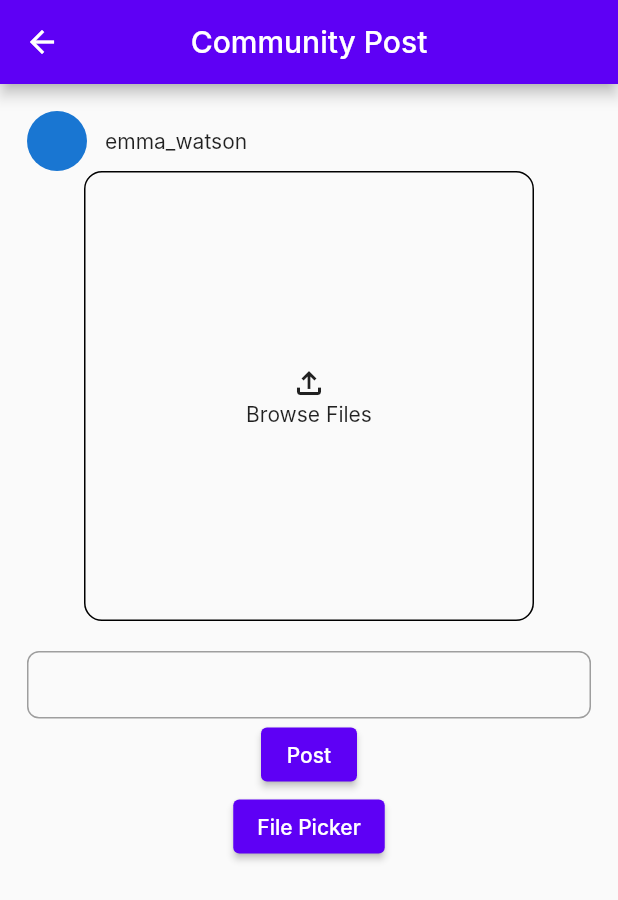
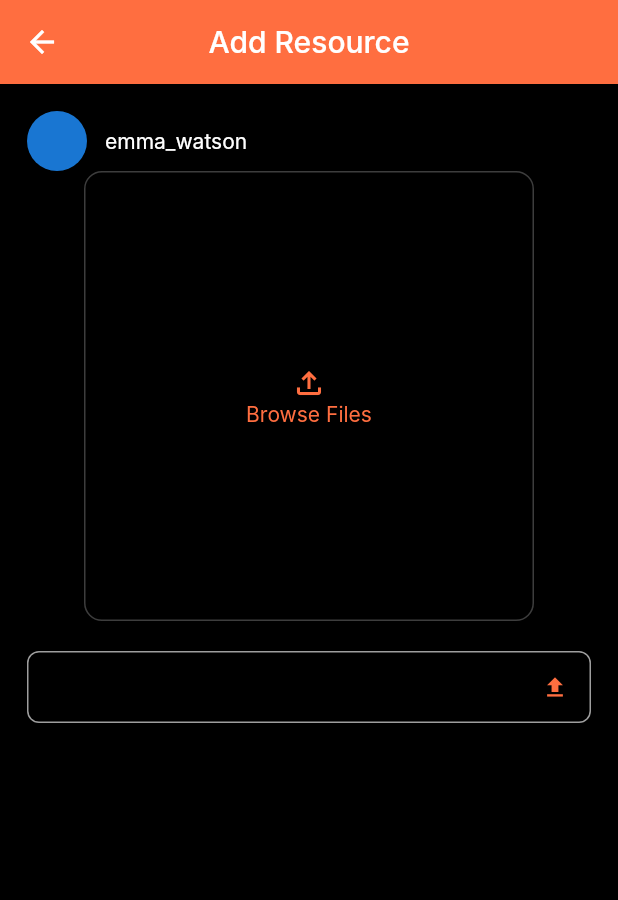
Before and after one commit to abhishek09827/farm_financer, a Flutter app: the CreatePostScreen screen opened directly, on a phone screen of 412 x 824 dp. Shown: the top 900 px of the screen. Run offline on Flutter 3.47's test engine with Material 2 defaults, Android fonts, the phone set to English and light mode, and no system bars; our stand-ins replace cloud_firestore, dotted_border, file_picker, firebase_auth, firebase_core, firebase_storage and 6 more; accounts and stored records are empty; Roboto replaces fonts that are missing (Inter).

Commit message:
added UI/color changes

```diff
--- a/lib/screens/create_post.dart
+++ b/lib/screens/create_post.dart
@@ -1,5 +1,6 @@
 import 'dart:io';
 import 'package:farm_financer/screens/resources.dart';
+import 'package:farm_financer/util/constants.dart';
 import 'package:file_picker/file_picker.dart';
 import 'package:farm_financer/controllers/post_controller.dart';
 import 'package:farm_financer/models/post.dart';
@@ -34,8 +35,10 @@ class _CreatePostScreenState extends State<CreatePostScreen> {
   @override
   Widget build(BuildContext context) {
     return Scaffold(
+      backgroundColor: AppColor.black,
       appBar: AppBar(
-        title: Text("Community Post"),
+        backgroundColor: AppColor.deepOrangeAccent,
+        title: Text("Add Resource"),
         centerTitle: true,
       ),
       body: Center(
@@ -44,7 +47,16 @@ class _CreatePostScreenState extends State<CreatePostScreen> {
           child: Column(
             children: [
               Row(
-                children: [CircleAvatar(),SizedBox(width: 12,), Text("emma_watson")],
+                children: [
+                  CircleAvatar(),
+                  SizedBox(
+                    width: 12,
+                  ),
+                  Text(
+                    "emma_watson",
+                    style: TextStyle(color: AppColor.white),
+                  )
+                ],
               ),
               GestureDetector(
                 onTap: () async {
@@ -71,12 +83,15 @@ class _CreatePostScreenState extends State<CreatePostScreen> {
                       : Column(
                           mainAxisAlignment: MainAxisAlignment.center,
                           children: [
-                              Icon(Icons.file_upload_outlined),
-                              Text("Browse Files")
+                              Icon(Icons.file_upload_outlined,color: AppColor.deepOrangeAccent,),
+                              Text(
+                                "Browse Files",
+                                style: TextStyle(color: AppColor.deepOrangeAccent),
+                              )
                             ]),
                   decoration: BoxDecoration(
                       // color: Colors.grey[300],
-                      border: Border.all(color: Colors.black, width: 1),
+                      border: Border.all(color: Colors.white24, width: 1),
                       borderRadius: BorderRadius.circular(12)),
                 ),
               ),
@@ -90,6 +105,79 @@ class _CreatePostScreenState extends State<CreatePostScreen> {
                   cursorColor: Colors.black,
                   decoration: InputDecoration(
                     fillColor: Colors.black,
+                    suffixIcon: result != null
+                        ? IconButton(
+                            onPressed: () async {
+                              print("sfdfdf");
+                              String? imageURL1 =
+                                  await PostController().uploadFile(image);
+                              if (imageURL1 == null) {
+                                print("could not upload image ");
+                                return;
+                              }
+                              print("sfdfdf");
+
+                              print("sfdfdf");
+                              List<String> docLinks = [];
+                              for (var element in result!.files) {
+                                print(element.name);
+
+                                String? imageURL = await PostController()
+                                    .uploadDocuments(element);
+                                if (imageURL == null) {
+                                  print("could not upload image ");
+                                  return;
+                                }
+                                docLinks.add(imageURL);
+                              }
+                              print("sfdfdf");
+                              CommunityPost post = CommunityPost(
+                                  userID: users!.uid!,
+                                  photoUrl: imageURL1,
+                                  files: docLinks,
+                                  caption: captionController.text,
+                                  dateTime: DateTime.now(),
+                                  likes: 0);
+                              bool posted =
+                                  await PostController().addPost(users, post);
+                              if (posted) {
+                                print("POsted");
+                                Navigator.pushReplacement(
+                                  context,
+                                  MaterialPageRoute(
+                                      builder: (context) => ResourcesPage()),
+                                );
+                              } else
+                                print("try ahain");
+                            },
+                            icon: Icon(
+                              Icons.send,
+                              color: AppColor.deepOrangeAccent,
+                            ))
+                        : IconButton(
+                            onPressed: () async {
+                              final allFiles = await FilePicker.platform
+                                  .pickFiles(
+                                      type: FileType.custom,
+                                      allowedExtensions: ['pdf', 'docx'],
+                                      allowMultiple: true);
+                              setState(() {
+                                result = allFiles;
+                              });
+                              if (result == null) {
+                                print("No file selected");
+                              } else {
+                                for (var element in result!.files) {
+                                  print(element.name);
+
+                                  // PostController().uploadDocuments(element);
+                                }
+                              }
+                            },
+                            icon: Icon(
+                              Icons.upload,
+                              color: AppColor.deepOrangeAccent,
+                            )),
                     enabledBorder: OutlineInputBorder(
                       borderRadius: BorderRadius.circular(8.0),
                       borderSide: BorderSide(
@@ -135,80 +223,61 @@ class _CreatePostScreenState extends State<CreatePostScreen> {
                     isDense: true,
                   ),
                   style: TextStyle(
-                      color: Colors.black,
+                      color: AppColor.white,
                       fontWeight: FontWeight.w700,
                       fontSize: 14)),
-              ElevatedButton(
-                  onPressed: () async {
-                    print("sfdfdf");
-                    String? imageURL1 =
-                        await PostController().uploadFile(image);
-                    if (imageURL1 == null) {
-                      print("could not upload image ");
-                      return;
-                    }
-                    print("sfdfdf");
+              // ElevatedButton(
+              //     onPressed: () async {
+              //       print("sfdfdf");
+              //       String? imageURL1 =
+              //           await PostController().uploadFile(image);
+              //       if (imageURL1 == null) {
+              //         print("could not upload image ");
+              //         return;
+              //       }
+              //       print("sfdfdf");
 
-                    print("sfdfdf");
-                    List<String> docLinks = [];
-                    for (var element in result!.files) {
-                      print(element.name);
+              //       print("sfdfdf");
+              //       List<String> docLinks = [];
+              //       for (var element in result!.files) {
+              //         print(element.name);
 
-                      String? imageURL =
-                          await PostController().uploadDocuments(element);
-                      if (imageURL == null) {
-                        print("could not upload image ");
-                        return;
-                      }
-                      docLinks.add(imageURL);
-                    }
-                    print("sfdfdf");
-                    CommunityPost post = CommunityPost(
-                        userID: users!.uid!,
-                        photoUrl: imageURL1,
-                        files: docLinks,
-                        caption: captionController.text,
-                        dateTime: DateTime.now(),
-                        likes: 0);
-                    bool posted = await PostController().addPost(users, post);
-                    if (posted) {
-                      print("POsted");
-                      Navigator.pushReplacement(
-                        context,
-                        MaterialPageRoute(
-                            builder: (context) => ResourcesPage()),
-                      );
-                    } else
-                      print("try ahain");
-                  },
-                  child: Text("Post")),
-              Center(
-                child: ElevatedButton(
-                  onPressed: () async {
-                    final allFiles = await FilePicker.platform.pickFiles(
-                        type: FileType.custom,
-                        allowedExtensions: ['pdf', 'docx'],
-                        allowMultiple: true);
-                    setState(() {
-                      result = allFiles;
-                    });
-                    if (result == null) {
-                      print("No file selected");
-                    } else {
-                      for (var element in result!.files) {
-                        print(element.name);
+              //         String? imageURL =
+              //             await PostController().uploadDocuments(element);
+              //         if (imageURL == null) {
+              //           print("could not upload image ");
+              //           return;
+              //         }
+              //         docLinks.add(imageURL);
+              //       }
+              //       print("sfdfdf");
+              //       CommunityPost post = CommunityPost(
+              //           userID: users!.uid!,
+              //           photoUrl: imageURL1,
+              //           files: docLinks,
+              //           caption: captionController.text,
+              //           dateTime: DateTime.now(),
+              //           likes: 0);
+              //       bool posted = await PostController().addPost(users, post);
+              //       if (posted) {
+              //         print("POsted");
+              //         Navigator.pushReplacement(
+              //           context,
+              //           MaterialPageRoute(
+              //               builder: (context) => ResourcesPage()),
+              //         );
+              //       } else
+              //         print("try ahain");
+              //     },
+              //     child: Text(
+              //       "Post",
+              //       style: TextStyle(color: AppColor.white),
+              //     )),
 
-                        // PostController().uploadDocuments(element);
-                      }
-                    }
-                  },
-                  child: const Text("File Picker"),
-                ),
-              ),
-              if (result != null)
-                Column(
-                  children: [],
-                )
+              // if (result != null)
+              //   Column(
+              //     children: [],
+              //   )
             ],
           ),
         ),
```
Also changed, not shown: lib/screens/community.dart (+98 -74 lines), lib/view/main_tab.dart (+4 -3 lines).
